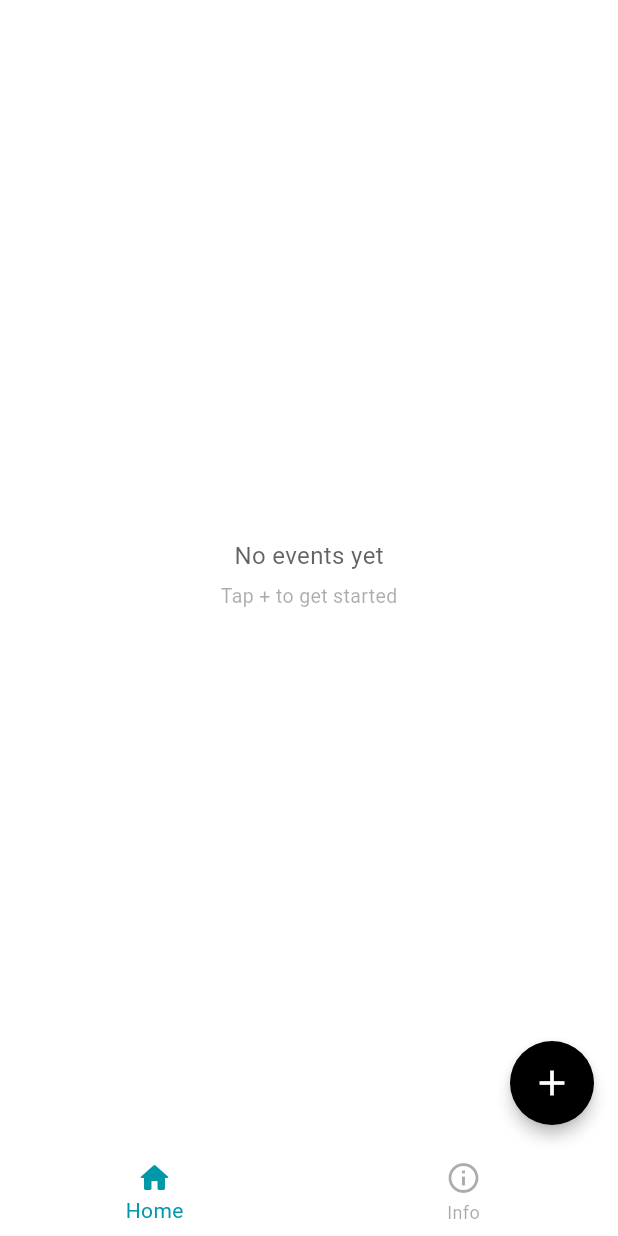
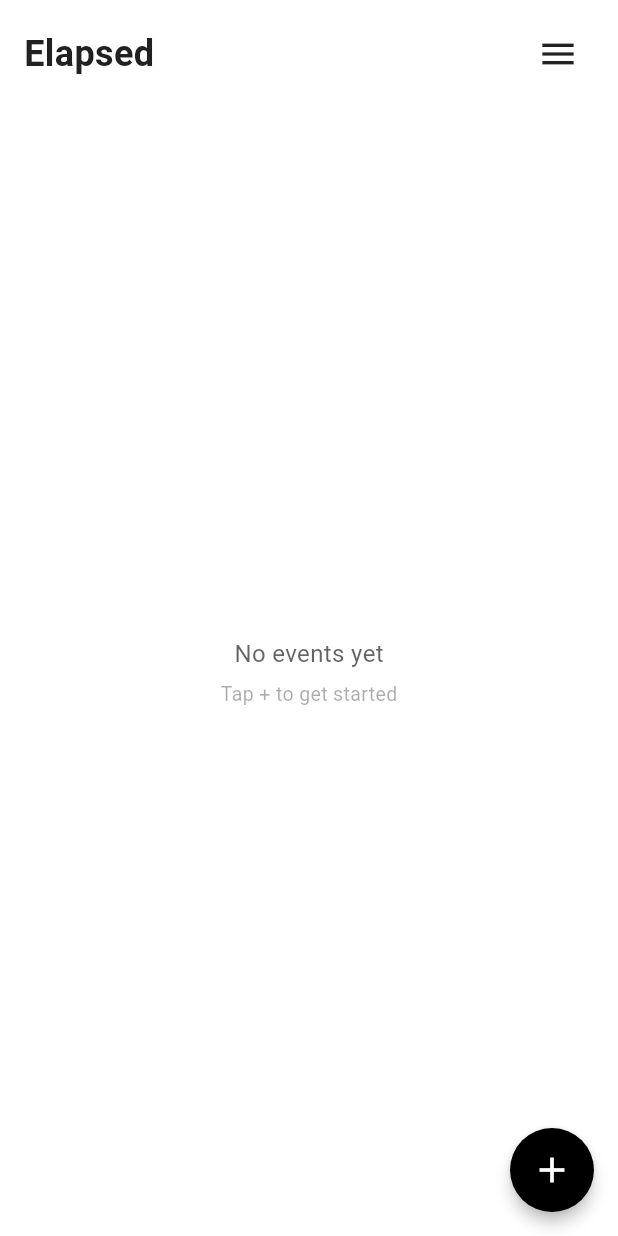
Before and after one commit to danishayman/elapsed, a Flutter app: the screen it shows after launch, on a phone screen of 412 x 824 dp. Run offline on Flutter 3.47's test engine with Material 3 defaults, Android fonts, the phone set to English and light mode, and no system bars; our stand-ins replace share_plus, shared_preferences; missing offline and left inert: home_widget.

Commit message:
refactor home screen and added settings screen

```diff
--- a/lib/main.dart
+++ b/lib/main.dart
@@ -1,6 +1,5 @@
 import 'package:flutter/material.dart';
 import 'screens/home_screen.dart';
-import 'screens/info_screen.dart';
 import 'services/widget_service.dart';
 import 'theme.dart';
 
@@ -28,10 +27,6 @@
 }
 
 class _MainShellState extends State<MainShell> with WidgetsBindingObserver {
-  int _currentIndex = 0;
-
-  final _pages = const [HomeScreen(), InfoScreen()];
-
   @override
   void initState() {
     super.initState();
@@ -54,27 +49,6 @@
 
   @override
   Widget build(BuildContext context) {
-    return Scaffold(
-      body: IndexedStack(index: _currentIndex, children: _pages),
-      bottomNavigationBar: BottomNavigationBar(
-        currentIndex: _currentIndex,
-        onTap: (i) => setState(() => _currentIndex = i),
-        backgroundColor: kBgWhite,
-        selectedItemColor: kAccent,
-        unselectedItemColor: kTextTertiary,
-        type: BottomNavigationBarType.fixed,
-        elevation: 0,
-        items: const [
-          BottomNavigationBarItem(
-            icon: Icon(Icons.home_rounded),
-            label: 'Home',
-          ),
-          BottomNavigationBarItem(
-            icon: Icon(Icons.info_outline),
-            label: 'Info',
-          ),
-        ],
-      ),
-    );
+    return const HomeScreen();
   }
 }
--- a/lib/screens/home_screen.dart
+++ b/lib/screens/home_screen.dart
@@ -7,6 +7,7 @@
 import '../widgets/event_card.dart';
 import 'add_event_screen.dart';
 import 'event_detail_screen.dart';
+import 'settings_screen.dart';
 
 class HomeScreen extends StatefulWidget {
   const HomeScreen({super.key});
@@ -103,6 +104,38 @@
     return Scaffold(
       backgroundColor: kBgWhite,
       body: SafeArea(
+        child: Column(
+          children: [
+            // Header with title and settings button
+            Padding(
+              padding: const EdgeInsets.symmetric(horizontal: 16, vertical: 12),
+              child: Row(
+                mainAxisAlignment: MainAxisAlignment.spaceBetween,
+                children: [
+                  const Text(
+                    'Elapsed',
+                    style: TextStyle(
+                      color: kTextPrimary,
+                      fontSize: 24,
+                      fontWeight: FontWeight.w600,
+                    ),
+                  ),
+                  IconButton(
+                    icon: const Icon(Icons.menu, color: kTextPrimary, size: 28),
+                    onPressed: () {
+                      Navigator.push(
+                        context,
+                        MaterialPageRoute(
+                          builder: (_) => const SettingsScreen(),
+                        ),
+                      );
+                    },
+                  ),
+                ],
+              ),
+            ),
+            // Events list
+            Expanded(
               child: _events.isEmpty
                   ? const Center(
                       child: Column(
@@ -110,12 +143,18 @@
                         children: [
                           Text(
                             'No events yet',
-                      style: TextStyle(color: kTextSecondary, fontSize: 16),
+                            style: TextStyle(
+                              color: kTextSecondary,
+                              fontSize: 16,
+                            ),
                           ),
                           SizedBox(height: 6),
                           Text(
                             'Tap + to get started',
-                      style: TextStyle(color: kTextTertiary, fontSize: 13),
+                            style: TextStyle(
+                              color: kTextTertiary,
+                              fontSize: 13,
+                            ),
                           ),
                         ],
                       ),
@@ -149,6 +188,9 @@
                       },
                     ),
             ),
+          ],
+        ),
+      ),
 
       // Black circular FAB with white +
       floatingActionButton: FloatingActionButton(
```
Also changed, not shown: lib/screens/settings_screen.dart (added, +89 -0 lines). Lines whose indentation alone changed are shown as unchanged.
